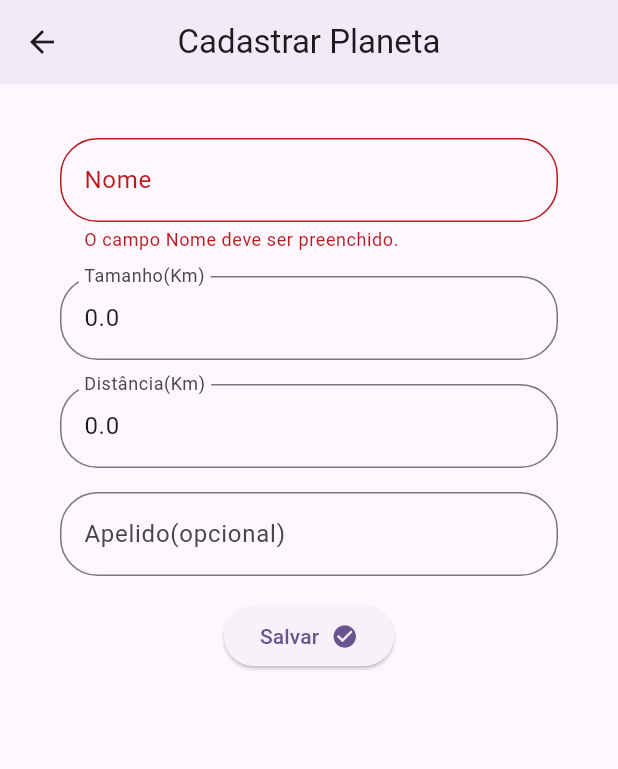
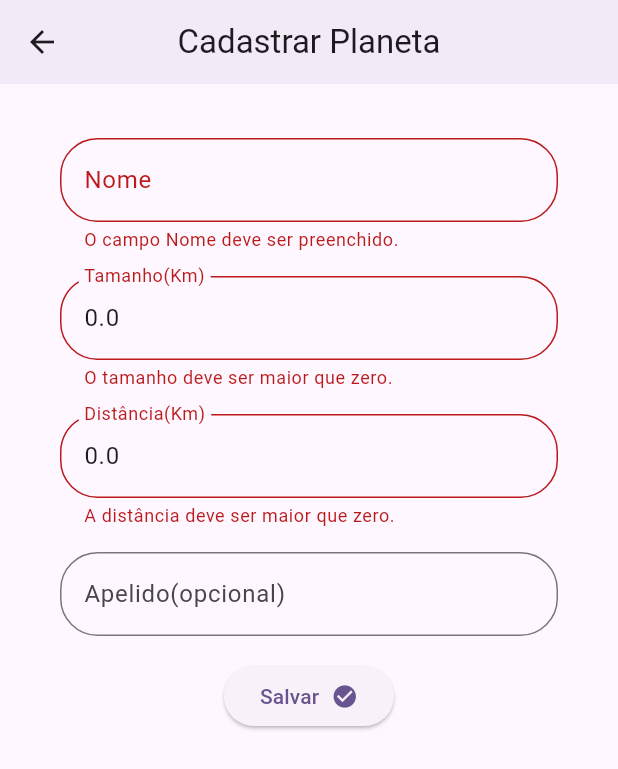
Before and after one commit to jhreeis/app-planetas, a Flutter app: the TelaPlaneta screen opened directly with empty values, after a tap on "Salvar", on a phone screen of 412 x 824 dp. Shown: the top 769 px of the screen. Run offline on Flutter 3.47's test engine with Material 3 defaults, Android fonts, the phone set to English and light mode, and no system bars; our stand-ins replace sqflite; accounts and stored records are empty.

Commit message:
Correção de erros.

```diff
--- a/lib/telas/telaplaneta.dart
+++ b/lib/telas/telaplaneta.dart
@@ -65,14 +65,9 @@ class _TelaPlanetaState extends State<TelaPlaneta> {
       } else {
         _alterarPlaneta();
       }
-
-      _inserirPlaneta();
-
-      _alterarPlaneta();
-
       ScaffoldMessenger.of(context).showSnackBar(
-        const SnackBar(
-          content: Text('Planeta cadastrado com sucesso!'),
+        SnackBar(
+          content: Text('Planeta ${widget.isIncluir ? 'cadastrado' : 'alterado'} com sucesso!'),
         ),
       );
 
@@ -138,6 +133,9 @@ class _TelaPlanetaState extends State<TelaPlaneta> {
                     if (double.tryParse(value) == null) {
                       return 'Tamanho inválido. Insira um valor válido.';
                     }
+                    if (double.parse(value) <= 0) {
+                      return 'O tamanho deve ser maior que zero.';
+                    }
                     return null;
                   },
                   onSaved: (value) {
@@ -160,6 +158,9 @@ class _TelaPlanetaState extends State<TelaPlaneta> {
                     }
                     if (double.tryParse(value) == null) {
                       return 'Distância inválida. Insira um valor válido.';
+                    }
+                    if (double.parse(value) <= 0) {
+                      return 'A distância deve ser maior que zero.';
                     }
                     return null;
                   },
```
